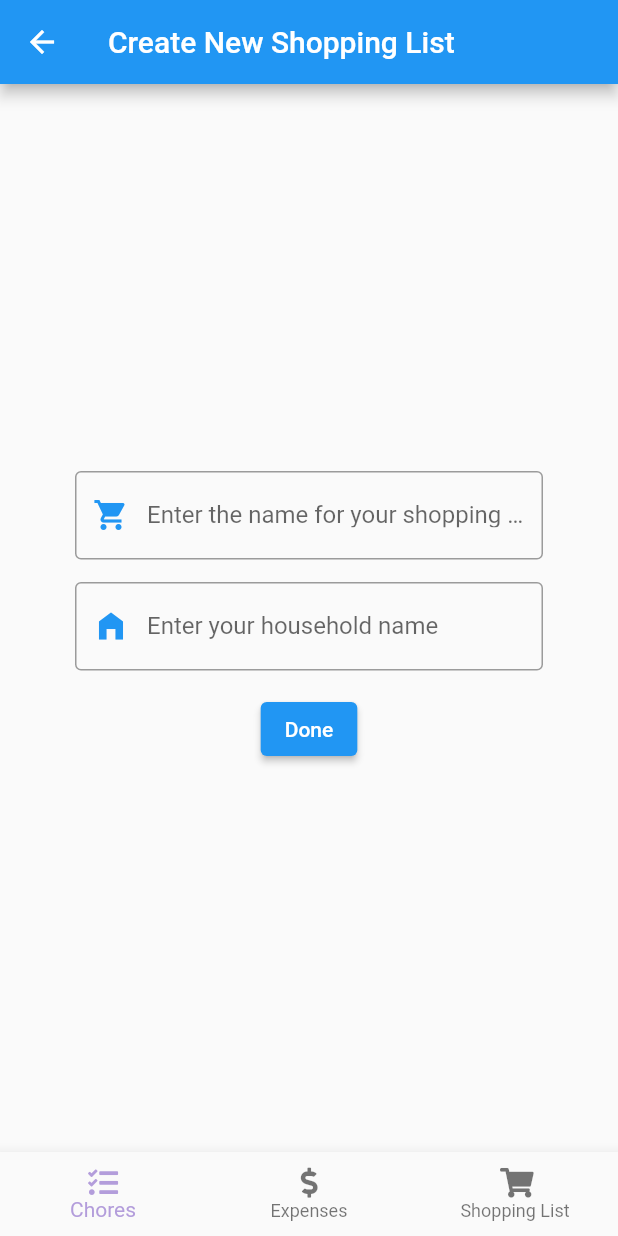
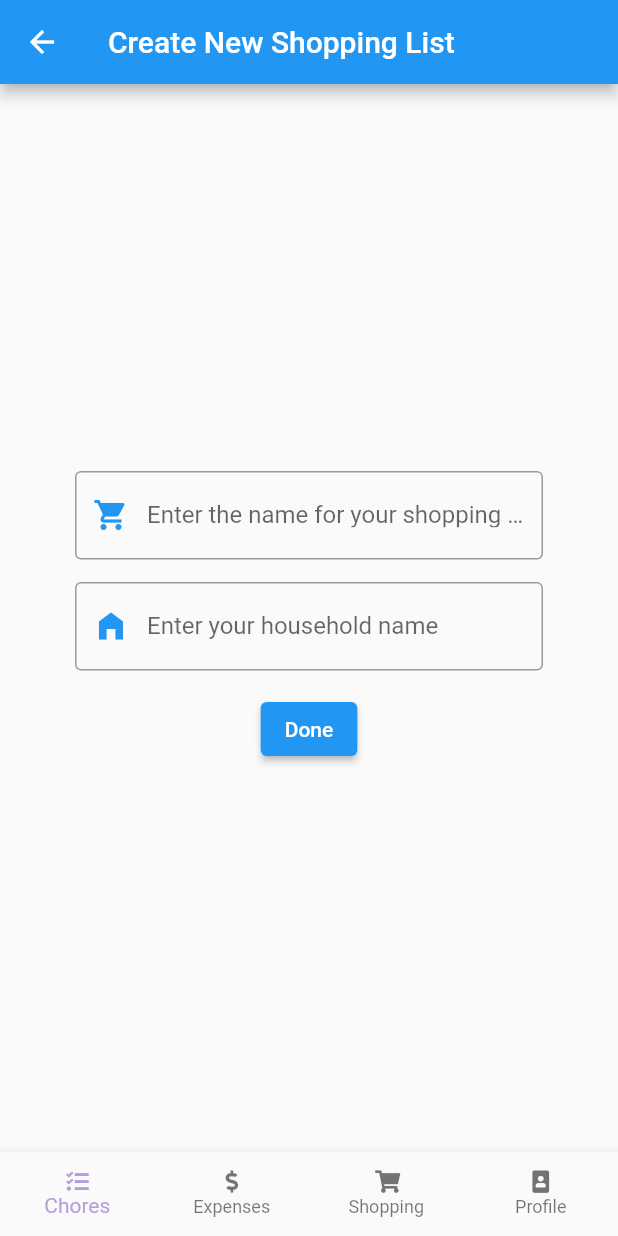
Before and after one commit to sanskaryal/quartermaster, a Flutter app: the screen it shows once a user with an empty profile is signed in, item 3 of the bottom bar chosen, after a tap on the "add" icon, on a phone screen of 412 x 824 dp. Run offline on Flutter 3.47's test engine with Material 2 defaults, Android fonts, the phone set to English and light mode, and no system bars; our stand-ins replace cloud_firestore, firebase_auth, firebase_core, flutter_login, font_awesome_flutter; accounts and stored records are empty.

Commit message:
shoplist fixes

```diff
--- a/lib/services/models.dart
+++ b/lib/services/models.dart
@@ -96,6 +96,7 @@ class ShoppingItems {
   Map<String, dynamic> toJson() => _$ShoppingItemsToJson(this);
 }
 
+@JsonSerializable()
 class Expenses {
   final String creatorID;
   final String hhid;
--- a/lib/shared/bottom_navbar.dart
+++ b/lib/shared/bottom_navbar.dart
@@ -7,33 +7,42 @@ class BottomNavBar extends StatelessWidget {
   @override
   Widget build(BuildContext context) {
     return BottomNavigationBar(
+      type: BottomNavigationBarType.fixed,
       items: const [
         BottomNavigationBarItem(
           icon: Icon(
             FontAwesomeIcons.tasks,
-            size: 20,
+            size: 15,
           ),
           label: 'Chores',
         ),
         BottomNavigationBarItem(
           icon: Icon(
             FontAwesomeIcons.dollarSign,
-            size: 20,
+            size: 15,
           ),
           label: 'Expenses',
         ),
         BottomNavigationBarItem(
           icon: Icon(
             FontAwesomeIcons.shoppingCart,
-            size: 20,
+            size: 15,
           ),
-          label: 'Shopping List',
+          label: 'Shopping',
+        ),
+        BottomNavigationBarItem(
+          icon: Icon(
+            FontAwesomeIcons.portrait,
+            size: 15,
+          ),
+          label: 'Profile',
         ),
       ],
       fixedColor: Colors.deepPurple[200],
       onTap: (int idx) {
         switch (idx) {
           case 0:
+            Navigator.pushNamed(context, '/viewChore');
             break;
           case 1:
             Navigator.pushNamed(context, '/profile');
@@ -41,6 +50,9 @@ class BottomNavBar extends StatelessWidget {
           case 2:
             Navigator.pushNamed(context, '/viewShopList');
             break;
+          case 3:
+            Navigator.pushNamed(context, '/profile');
+            break;
         }
       },
     );
```
Also changed, not shown: lib/services/models.g.dart (added).
